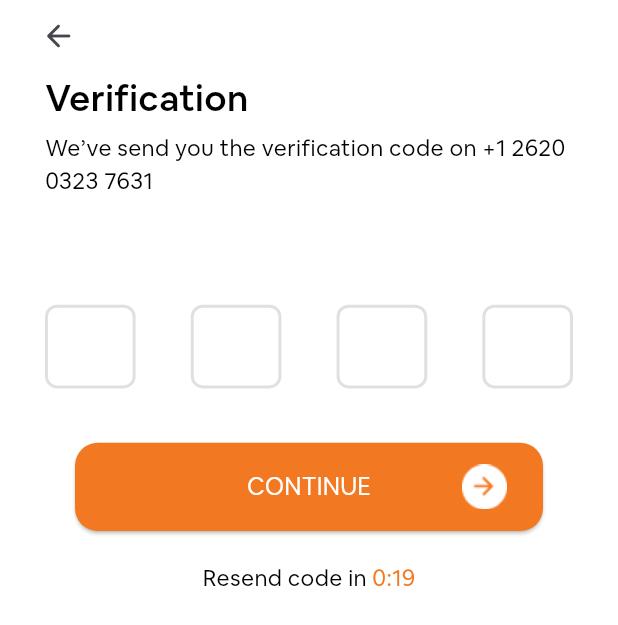
After one commit to nadanabill/TD-Events-Booking-App, a Flutter app: the OtpScreen screen opened by its route, on a phone screen of 412 x 824 dp. The commit adds this screen. Shown: the top 625 px of the screen. Run offline on Flutter 3.47's test engine with Material 3 defaults, Android fonts, the phone set to English and light mode, and no system bars; drawn by our look-alikes of pin_code_fields; our stand-ins replace device_preview, flutter_bloc, flutter_screenutil, get_it, smooth_page_indicator; project files that could hold a hidden picture were left out.

Commit message:
added resend screen

```diff
--- a/lib/core/routing/app_router.dart
+++ b/lib/core/routing/app_router.dart
@@ -1,5 +1,6 @@
 import 'package:flutter/material.dart';
 import 'package:td_events_booking/features/auth/login/ui/login_screen.dart';
+import 'package:td_events_booking/features/auth/otp/ui/otp_screen.dart';
 import 'package:td_events_booking/features/auth/register/ui/register_screen.dart';
 import 'package:td_events_booking/features/onboarding/ui/onboarding_screen.dart';
 
@@ -14,6 +15,8 @@ class AppRouter {
         return MaterialPageRoute(builder: (_) => const LoginScreen());
       case Routes.registerScreen:
         return MaterialPageRoute(builder: (_) => const RegisterScreen());
+      case Routes.otpScreen:
+        return MaterialPageRoute(builder: (_) => const OtpScreen());
 
       default:
         return null;
--- a/lib/core/routing/routes.dart
+++ b/lib/core/routing/routes.dart
@@ -2,4 +2,5 @@ class Routes {
   static const String onboardingScreen = "/onboardingScreen";
   static const String loginScreen = "/loginScreen";
   static const String registerScreen = "/registerScreen";
+  static const String otpScreen = "/otpScreen";
 }
--- /dev/null
+++ b/lib/features/auth/otp/ui/otp_screen.dart
@@ -0,0 +1,87 @@
+import 'package:flutter/material.dart';
+import 'package:flutter_screenutil/flutter_screenutil.dart';
+import 'package:pin_code_fields/pin_code_fields.dart';
+import 'package:td_events_booking/core/constants/app_strings.dart';
+import 'package:td_events_booking/core/helpers/spaces.dart';
+import 'package:td_events_booking/core/themes/app_colors.dart';
+import 'package:td_events_booking/core/widgets/default_button_widget.dart';
+import 'package:td_events_booking/features/auth/otp/ui/widgets/otp_resend_widget.dart';
+
+import '../../../../core/themes/app_text_styles.dart';
+
+class OtpScreen extends StatelessWidget {
+  const OtpScreen({super.key});
+
+  final String pin = '0000';
+
+  @override
+  Widget build(BuildContext context) {
+    final TextEditingController otpController = TextEditingController();
+
+    return Scaffold(
+      backgroundColor: Colors.white,
+      body: SafeArea(
+        child: Column(
+          crossAxisAlignment: CrossAxisAlignment.start,
+          children: [
+            Padding(
+              padding: const EdgeInsets.only(left: 15.0),
+              child: IconButton(
+                onPressed: () {
+                  Navigator.pop(context);
+                },
+                icon: const Icon(Icons.arrow_back_rounded),
+              ),
+            ),
+            Padding(
+              padding: const EdgeInsets.symmetric(horizontal: 30),
+              child: Column(
+                crossAxisAlignment: CrossAxisAlignment.start,
+                children: [
+                  Text(
+                    AppStrings.verification,
+                    style: AppTextStyles.font24Black500,
+                  ),
+                  verticalSpace(5),
+                  Text(
+                    '${AppStrings.codeSentText} +1 2620 0323 7631',
+                    style: AppTextStyles.font15Black400,
+                  ),
+                  verticalSpace(70),
+                  PinCodeTextField(
+                    appContext: context,
+                    length: 4,
+                    controller: otpController,
+                    keyboardType: TextInputType.number,
+                    animationType: AnimationType.fade,
+                    pinTheme: PinTheme(
+                      shape: PinCodeFieldShape.box,
+                      borderRadius: BorderRadius.circular(8),
+                      fieldHeight: 55.h,
+                      fieldWidth: 55.w,
+                      activeColor: AppColors.primary,
+                      selectedColor: AppColors.primary,
+                      inactiveColor: AppColors.grey3,
+                    ),
+                    onCompleted: (value) {
+                      if (otpController.text == pin) {}
+                    },
+                  ),
+                  verticalSpace(20),
+                  DefaultButtonWidget(
+                    text: AppStrings.continueText,
+                    onPressed: () {
+                      if (otpController.text == pin) {}
+                    },
+                  ),
+                  verticalSpace(20),
+                  const OtpResendWidget(),
+                ],
+              ),
+            ),
+          ],
+        ),
+      ),
+    );
+  }
+}
```
